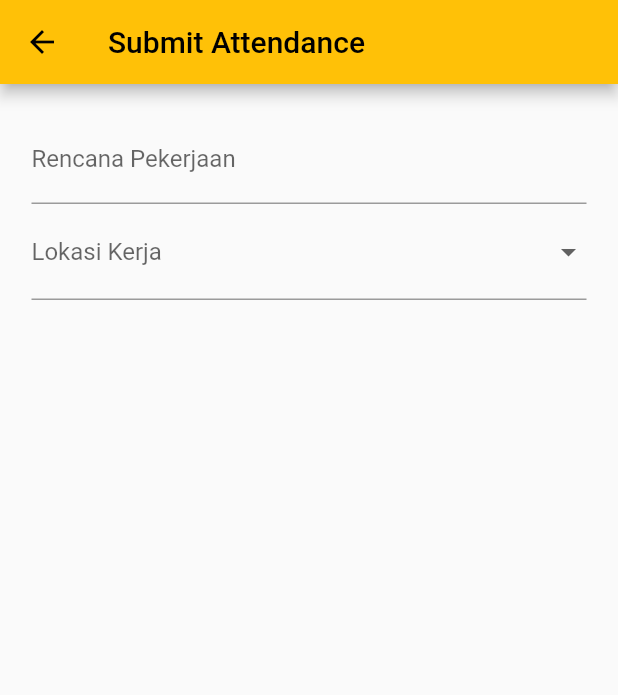
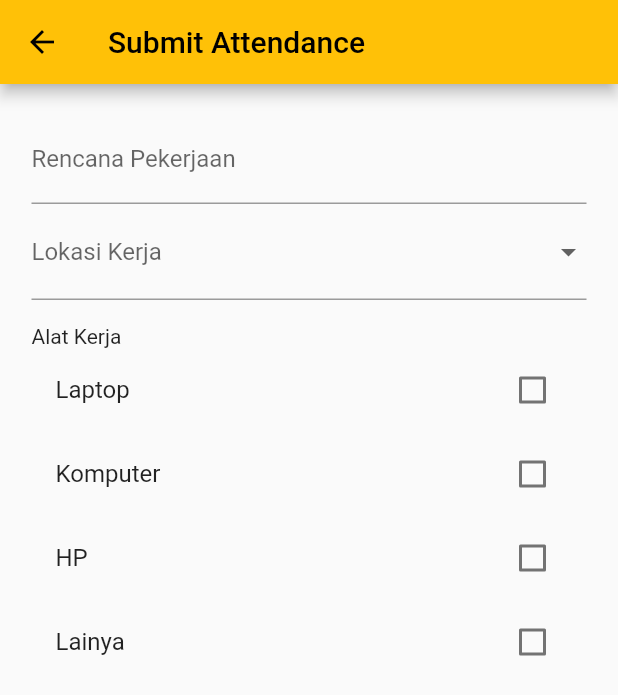
Before and after one commit to 4RSIM3R/flutter-kominfo-blitar, a Flutter app: the SubmitAttendancePage screen opened by its route, on a phone screen of 412 x 824 dp. Shown: the top 695 px of the screen. Run offline on Flutter 3.47's test engine with Material 2 defaults, Android fonts, the phone set to English and light mode, and no system bars.

Commit message:
checkbox alat kerja

```diff
--- a/lib/submit_attendance_page.dart
+++ b/lib/submit_attendance_page.dart
@@ -15,6 +15,7 @@ class SubmitAttendancePage extends StatelessWidget {
         padding: const EdgeInsets.all(21),
         child: Column(
           mainAxisAlignment: MainAxisAlignment.center,
+          crossAxisAlignment: CrossAxisAlignment.start,
           children: [
             const TextField(
               decoration: InputDecoration(
@@ -22,7 +23,7 @@ class SubmitAttendancePage extends StatelessWidget {
               ),
             ),
             DropdownButtonFormField<String>(
-               decoration: const InputDecoration(
+              decoration: const InputDecoration(
                 label: Text("Lokasi Kerja"),
               ),
               items: const [
@@ -35,6 +36,28 @@ class SubmitAttendancePage extends StatelessWidget {
                   child: Text("WFO"),
                 ),
               ],
+              onChanged: (_) {},
+            ),
+            SizedBox(height: 16),
+            Text('Alat Kerja'),
+            CheckboxListTile(
+              title: Text('Laptop'),
+              value: false,
+              onChanged: (_) {},
+            ),
+            CheckboxListTile(
+              title: Text('Komputer'),
+              value: false,
+              onChanged: (_) {},
+            ),
+            CheckboxListTile(
+              title: Text('HP'),
+              value: false,
+              onChanged: (_) {},
+            ),
+            CheckboxListTile(
+              title: Text('Lainya'),
+              value: false,
               onChanged: (_) {},
             ),
           ],
```
